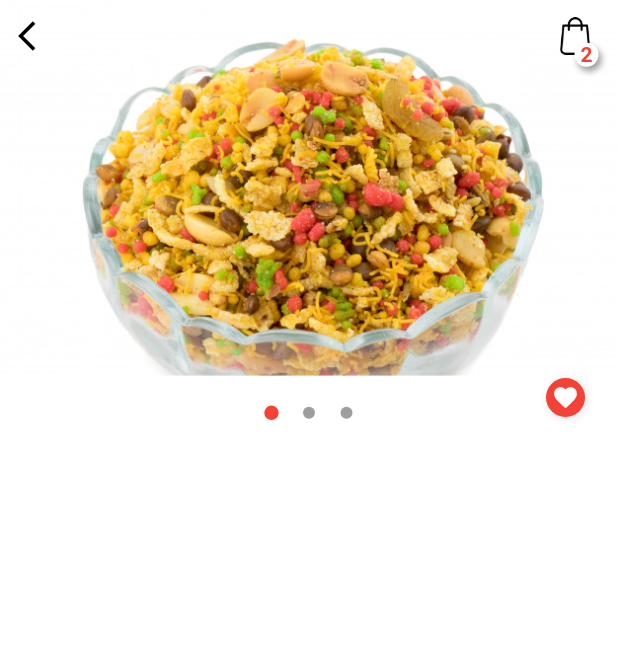
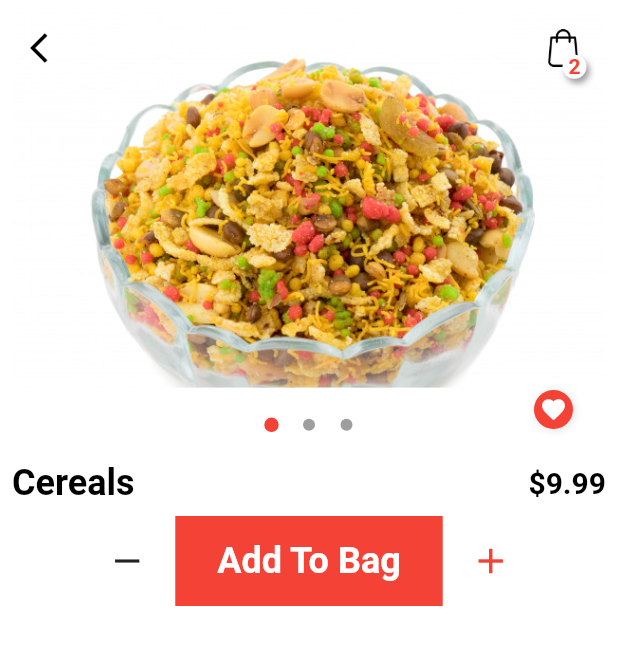
Before and after one commit to joinmywave/FoodDelivery, a Flutter app: the screen it shows after launch, after a tap on "Cereals", on a phone screen of 412 x 824 dp. Shown: the top 645 px of the screen. Run offline on Flutter 3.47's test engine with Material 2 defaults, Android fonts, the phone set to English and light mode, and no system bars.

Commit message:
Product Detail - Add to bag

```diff
--- a/food_delivery/lib/screens/product_details.dart
+++ b/food_delivery/lib/screens/product_details.dart
@@ -20,6 +20,8 @@ class _ProductDetailsState extends State<ProductDetails> {
     return Scaffold(
       backgroundColor: white,
       body: SafeArea(
+        child: Padding(
+          padding: const EdgeInsets.all(8.0),
           child: Column(
             children: [
               Container(
@@ -77,8 +79,8 @@ class _ProductDetailsState extends State<ProductDetails> {
                                     ],
                                   ),
                                   child: Padding(
-                                  padding:
-                                      const EdgeInsets.only(left: 4, right: 4),
+                                    padding: const EdgeInsets.only(
+                                        left: 4, right: 4),
                                     child: CustomText(
                                       text: "2",
                                       color: red,
@@ -100,8 +102,62 @@ class _ProductDetailsState extends State<ProductDetails> {
                     )
                   ],
                 ),
+              ),
+              Row(
+                mainAxisAlignment: MainAxisAlignment.spaceBetween,
+                children: [
+                  CustomText(
+                    text: widget.product.name,
+                    size: 24,
+                    weight: FontWeight.bold,
+                  ),
+                  CustomText(
+                    text: "\$" + widget.product.price.toString(),
+                    size: 20,
+                    weight: FontWeight.w600,
+                  ),
+                ],
+              ),
+              Row(
+                mainAxisAlignment: MainAxisAlignment.center,
+                children: [
+                  IconButton(
+                      icon: Icon(
+                        Icons.remove,
+                        size: 28,
+                      ),
+                      onPressed: () {}),
+                  Padding(
+                    padding: const EdgeInsets.all(8.0),
+                    child: GestureDetector(
+                      onTap: () {},
+                      child: Container(
+                        decoration: BoxDecoration(
+                          color: red,
+                        ),
+                        child: Padding(
+                          padding: const EdgeInsets.fromLTRB(28, 16, 28, 16),
+                          child: CustomText(
+                            text: "Add To Bag",
+                            color: white,
+                            size: 24,
+                            weight: FontWeight.w600,
+                          ),
+                        ),
+                      ),
+                    ),
+                  ),
+                  IconButton(
+                      icon: Icon(
+                        Icons.add,
+                        color: red,
+                        size: 28,
+                      ),
+                      onPressed: () {}),
+                ],
               )
             ],
+          ),
         ),
       ),
     );
```
Lines whose indentation alone changed are shown as unchanged.
